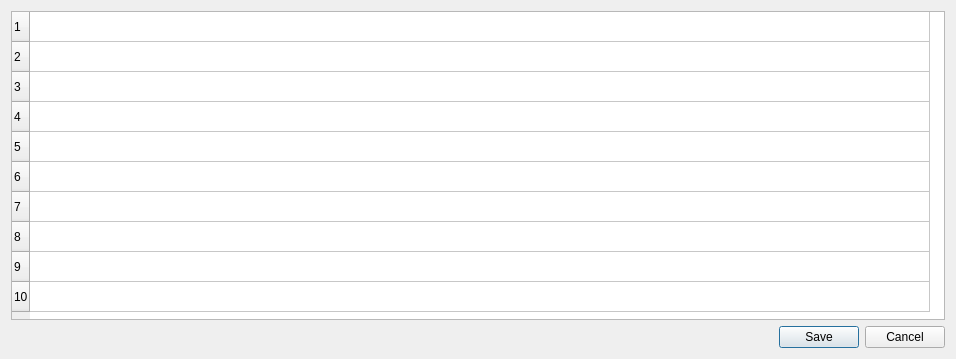
hwmay/pordb3, file pordb_original.ui: the form before one commit.
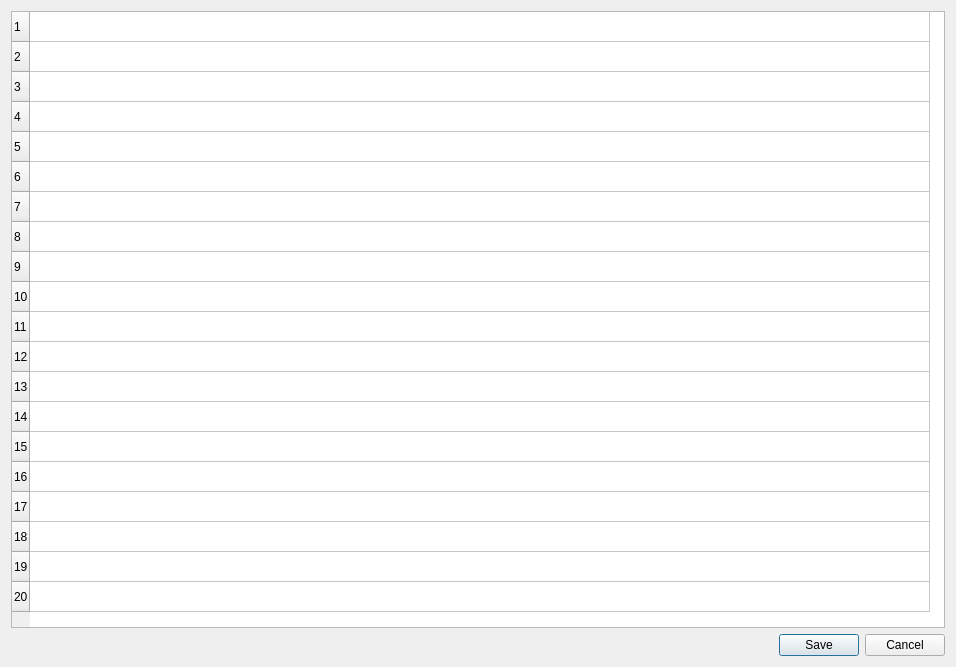
The form after the commit. Icons and pictures are not drawn.

Commit message: New function: add up to 20 additional original titles

```diff
--- a/pordb_original.ui
+++ b/pordb_original.ui
@@ -7,7 +7,7 @@
     <x>0</x>
     <y>0</y>
     <width>956</width>
-    <height>359</height>
+    <height>667</height>
    </rect>
   </property>
   <property name="windowTitle">
@@ -26,7 +26,7 @@
         <set>QAbstractItemView::AnyKeyPressed|QAbstractItemView::DoubleClicked|QAbstractItemView::EditKeyPressed|QAbstractItemView::SelectedClicked</set>
        </property>
        <property name="rowCount">
-        <number>10</number>
+        <number>20</number>
        </property>
        <attribute name="horizontalHeaderVisible">
         <bool>false</bool>
@@ -56,6 +56,16 @@
        <row/>
        <row/>
        <row/>
+       <row/>
+       <row/>
+       <row/>
+       <row/>
+       <row/>
+       <row/>
+       <row/>
+       <row/>
+       <row/>
+       <row/>
        <column>
         <property name="text">
          <string>More movie titles</string>
```
Left out of the diff: 9 changed lines with no effect on the pictures. The commit also changes 4 other files.
